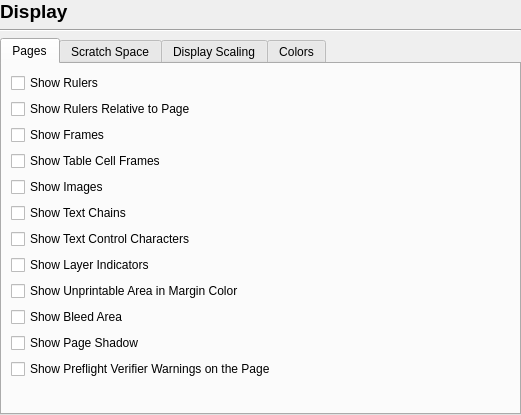
The window that scribus/ui/preferences/prefs_displaybase.ui (Mu-L/scribus) describes before a commit, drawn with Qt 5.
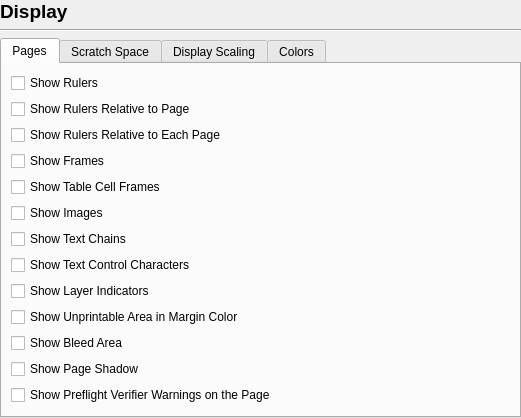
The same window after the commit. Custom widgets are drawn as their Qt base class.

Commit message: #3347: Ruler just keeps on growing over the pages Add in vertical ruler mode where 0 is a the top of every page.

Diff of the .ui file:
```diff
--- a/scribus/ui/preferences/prefs_displaybase.ui
+++ b/scribus/ui/preferences/prefs_displaybase.ui
@@ -67,6 +67,13 @@
          </property>
         </widget>
        </item>
+       <item>
+        <widget class="QCheckBox" name="showRulersRelativeToEachPageCheckBox">
+         <property name="text">
+          <string>Show Rulers Relative to Each Page</string>
+         </property>
+        </widget>
+       </item>
        <item>
         <widget class="QCheckBox" name="showFramesCheckBox">
          <property name="text">
```
The commit also changes 9 other files.
